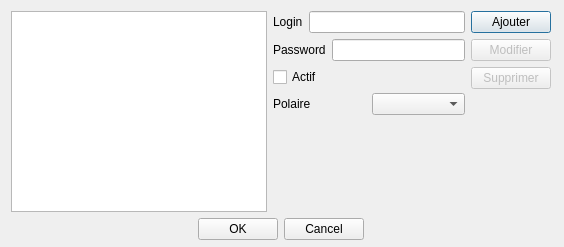
Above: src/boatAccount_dialog.ui from nohal/qtVlm before the change. Below: the same form after it.
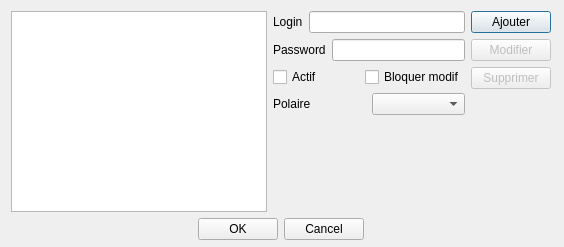
That is the form after the change.

Commit message: some missing files ADD: add change-lock to boat config (2487391), send auto GPS data after a sync (2493903), enter key is now catch when changing heading, angle or WP data (2433984) BUG: fix when going back to no polar (2497991), fix color for boat speed ( 2487293),first fix for proxy param (2487299)

Diff of the .ui file:
```diff
--- a/src/boatAccount_dialog.ui
+++ b/src/boatAccount_dialog.ui
@@ -88,6 +88,8 @@
          </layout>
         </item>
         <item>
+         <layout class="QHBoxLayout" name="horizontalLayout_2">
+          <item>
          <widget class="QCheckBox" name="enable_state">
           <property name="text">
            <string>Actif</string>
@@ -95,6 +97,15 @@
          </widget>
         </item>
         <item>
+           <widget class="QCheckBox" name="lockChange">
+            <property name="text">
+             <string>Bloquer modif</string>
+            </property>
+           </widget>
+          </item>
+         </layout>
+        </item>
+        <item>
          <layout class="QHBoxLayout" name="horizontalLayout">
           <item>
            <widget class="QLabel" name="label_3">
```
Left out of the diff: 1 changed line with no effect on the pictures. Lines whose indentation alone changed are shown as unchanged. The commit also changes 25 other files.
